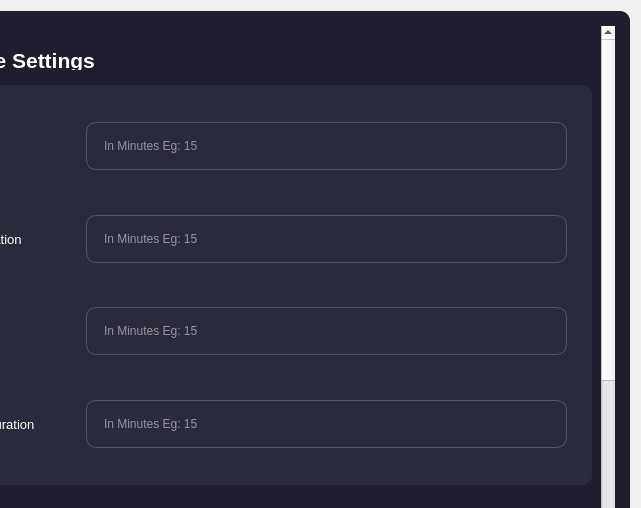
Above: ui/settings.ui from vaxson/Presence_Attandance_Tracker before the change; both pictures show x 379 to 1020 and y 0 to 508 of the 1020 by 690 pixel window. Below: the same form after it.
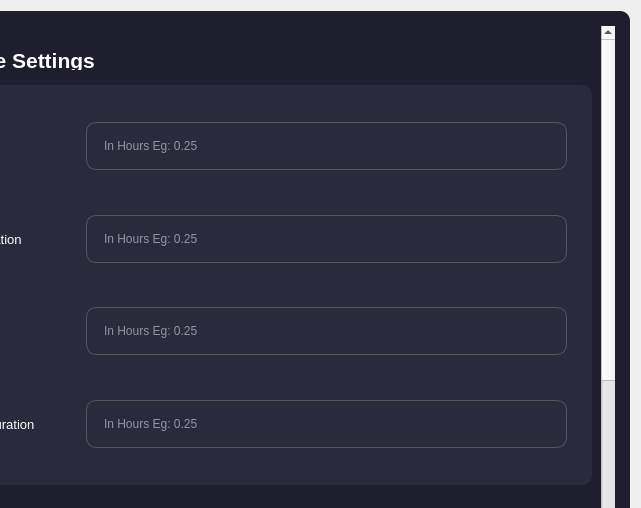
That is the form after the change.

```diff
--- a/ui/settings.ui
+++ b/ui/settings.ui
@@ -384,7 +384,7 @@
                        <enum>Qt::LeftToRight</enum>
                       </property>
                       <property name="placeholderText">
-                       <string>In Minutes Eg: 15</string>
+                       <string>In Hours Eg: 0.25</string>
                       </property>
                      </widget>
                     </item>
@@ -493,7 +493,7 @@
                        <enum>Qt::LeftToRight</enum>
                       </property>
                       <property name="placeholderText">
-                       <string>In Minutes Eg: 15</string>
+                       <string>In Hours Eg: 0.25</string>
                       </property>
                      </widget>
                     </item>
@@ -605,7 +605,7 @@
                        <enum>Qt::LeftToRight</enum>
                       </property>
                       <property name="placeholderText">
-                       <string>In Minutes Eg: 15</string>
+                       <string>In Hours Eg: 0.25</string>
                       </property>
                      </widget>
                     </item>
@@ -726,7 +726,7 @@
                        <enum>Qt::LeftToRight</enum>
                       </property>
                       <property name="placeholderText">
-                       <string>In Minutes Eg: 15</string>
+                       <string>In Hours Eg: 0.25</string>
                       </property>
                      </widget>
                     </item>
```
